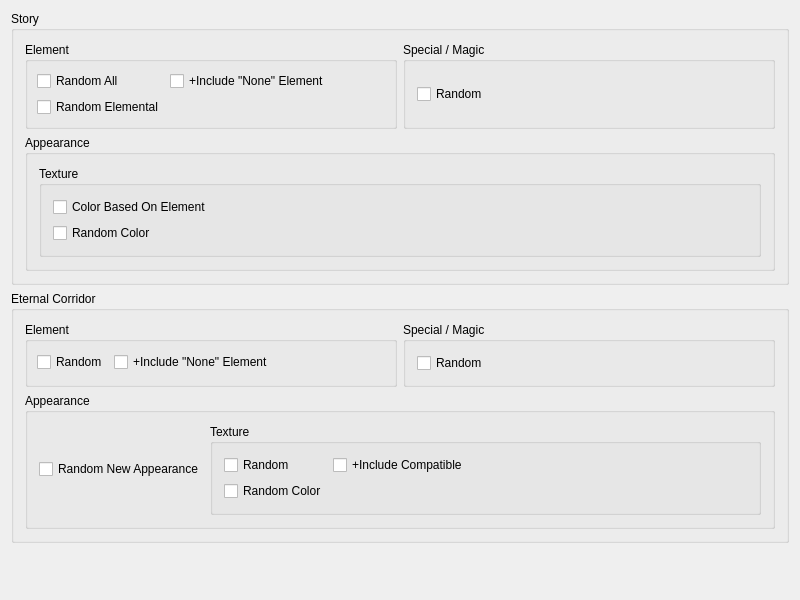
Meos4/Jade-Cocoon-Randomizer, file src/FrontendQt/BossWidget.ui: the form before one commit.
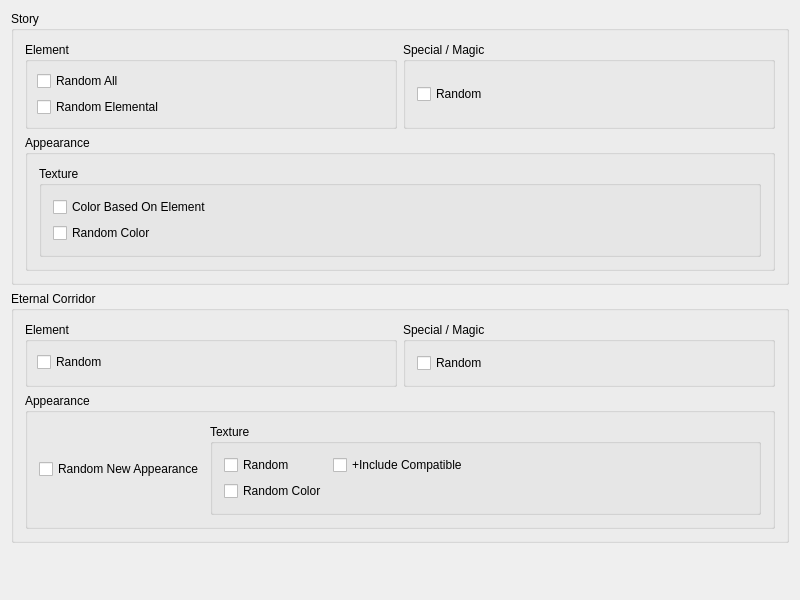
The form after the commit.

Commit message: Remove include none element boss features

The edit to the form file:
```diff
--- a/src/FrontendQt/BossWidget.ui
+++ b/src/FrontendQt/BossWidget.ui
@@ -50,19 +50,6 @@
              </property>
             </widget>
            </item>
-           <item row="0" column="1">
-            <widget class="QCheckBox" name="eternalCorridorElementIncludeNoneElement">
-             <property name="enabled">
-              <bool>true</bool>
-             </property>
-             <property name="toolTip">
-              <string/>
-             </property>
-             <property name="text">
-              <string>+Include &quot;None&quot; Element</string>
-             </property>
-            </widget>
-           </item>
           </layout>
          </widget>
         </item>
@@ -175,19 +162,6 @@
              </property>
             </widget>
            </item>
-           <item row="0" column="1">
-            <widget class="QCheckBox" name="storyElementIncludeNoneElement">
-             <property name="enabled">
-              <bool>true</bool>
-             </property>
-             <property name="toolTip">
-              <string/>
-             </property>
-             <property name="text">
-              <string>+Include &quot;None&quot; Element</string>
-             </property>
-            </widget>
-           </item>
            <item row="1" column="0">
             <widget class="QCheckBox" name="storyElementRandomElemental">
              <property name="toolTip">
```
The commit also changes 3 other files.
